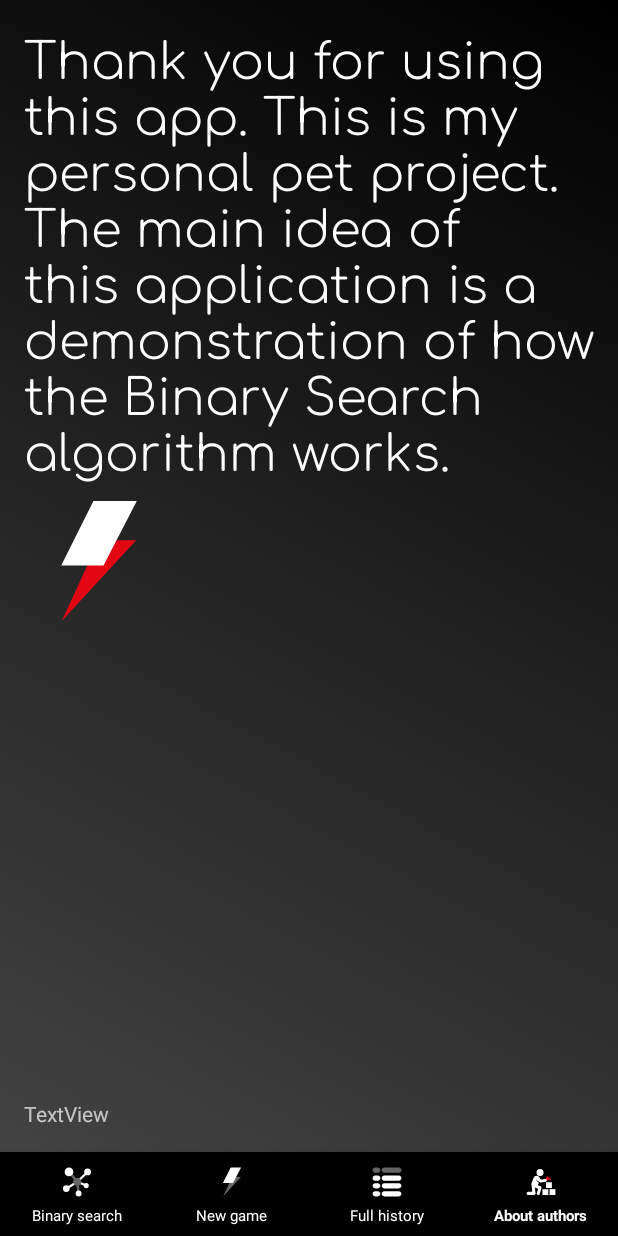
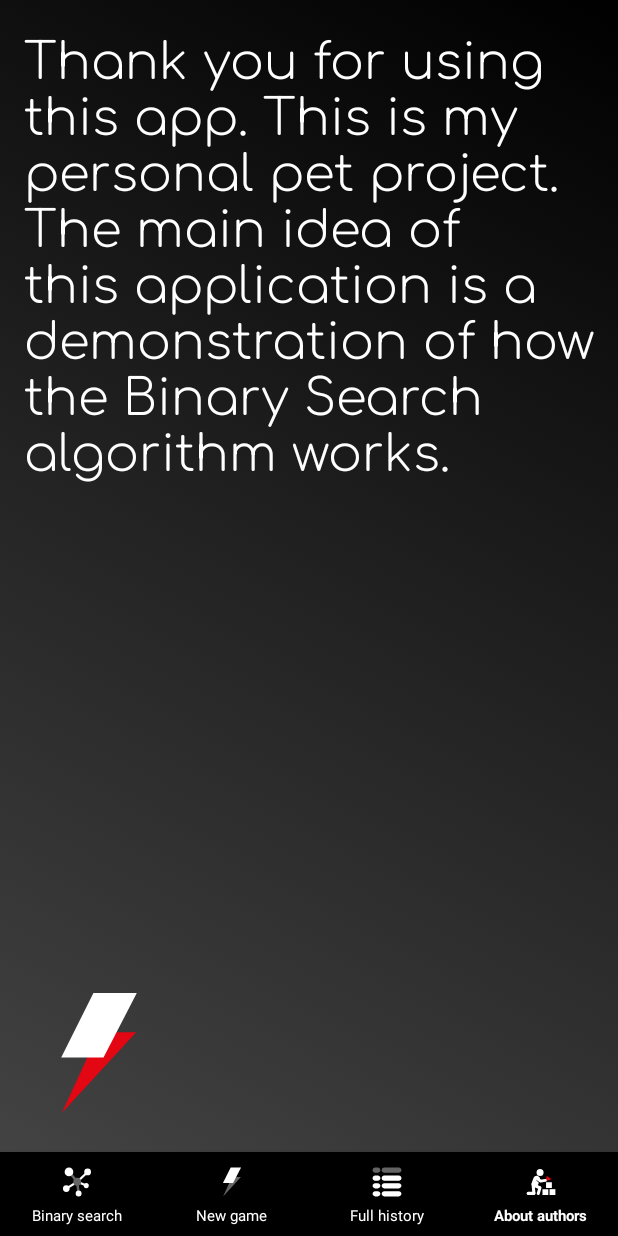
Before and after one commit to K2D2021/K2DBinarySearch, an Android app: the screen it shows after launch (MainActivity), item 4 of the bottom bar chosen, on a phone screen of 412 x 824 dp. Run offline under Robolectric (Android 15) with nearby library versions, the phone set to English and light mode, and no system bars; our stand-ins replace Room's generated code.

```diff
--- a/app/src/main/java/ru/k2d/k2dbinarysearch/fragments/OtherFragment.kt
+++ b/app/src/main/java/ru/k2d/k2dbinarysearch/fragments/OtherFragment.kt
@@ -26,6 +26,8 @@ class OtherFragment : Fragment() {
         imageV = view.findViewById(R.id.imageV)
         val animation = AnimationUtils.loadAnimation(requireContext(), R.anim.round_and_round)
         imageV.startAnimation(animation)
+
+
         other_fragment = view.findViewById(R.id.other_frame_background)
         val AnimationDrawable: AnimationDrawable = other_fragment.background as AnimationDrawable
         AnimationDrawable.setEnterFadeDuration(1500)
--- a/app/src/main/res/anim/round_and_round.xml
+++ b/app/src/main/res/anim/round_and_round.xml
@@ -5,5 +5,5 @@
     <translate
         android:duration="800"
         android:fromXDelta="0%p"
-        android:toXDelta="75%p" />
+        android:toXDelta="70%p" />
 </set>
--- a/app/src/main/res/layout/fragment_other.xml
+++ b/app/src/main/res/layout/fragment_other.xml
@@ -35,14 +35,8 @@
             app:layout_constraintHorizontal_bias="0.0"
             app:layout_constraintStart_toStartOf="parent"
             app:layout_constraintEnd_toEndOf="parent"
-            app:layout_constraintTop_toBottomOf="@+id/textView5" />
+            android:layout_marginBottom="16dp"
+            app:layout_constraintBottom_toBottomOf="parent" />
 
-        <TextView
-            android:id="@+id/textView4"
-            android:layout_width="match_parent"
-            android:layout_height="wrap_content"
-            android:text="TextView"
-            android:layout_marginBottom="16dp"
-            app:layout_constraintBottom_toBottomOf="parent"/>
     </androidx.constraintlayout.widget.ConstraintLayout>
 </FrameLayout>
```
